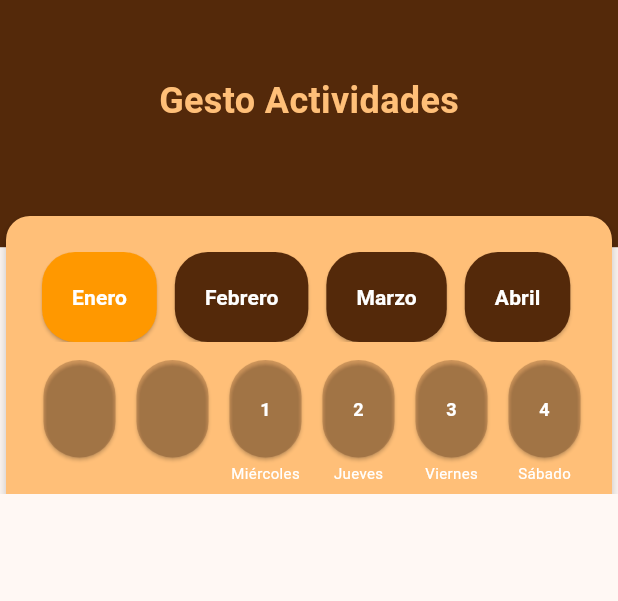
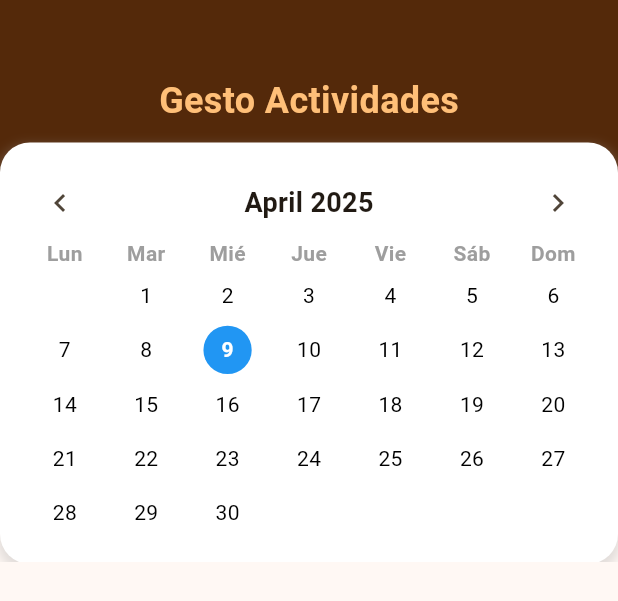
Before and after one commit to tobias-tj/TekkoApp, a Flutter app: the TopCustomCalendar widget shown alone on an empty page, opened directly, on a phone screen of 412 x 824 dp. Shown: the top 601 px of the screen. Run offline on Flutter 3.47's test engine with Material 3 defaults, Android fonts, the phone set to English and light mode, and no system bars; our stand-ins replace audioplayers, bloc, curved_navigation_bar, dio, equatable, flutter_bloc and 7 more; missing offline and left inert: flame, gal; accounts and stored records are empty.

Commit message:
Se mejora pantalla calendar parents

```diff
--- /dev/null
+++ b/lib/components/admin/custom_calendar.dart
@@ -0,0 +1,150 @@
+import 'package:flutter/material.dart';
+import 'package:intl/intl.dart';
+
+class CustomCalendar extends StatefulWidget {
+  final Function(DateTime) onDateSelected;
+
+  const CustomCalendar({super.key, required this.onDateSelected});
+
+  @override
+  _CustomCalendarState createState() => _CustomCalendarState();
+}
+
+class _CustomCalendarState extends State<CustomCalendar> {
+  DateTime _currentDate = DateTime.now();
+  DateTime _selectedDate = DateTime.now();
+
+  @override
+  Widget build(BuildContext context) {
+    final size = MediaQuery.of(context).size;
+
+    return Container(
+      padding: const EdgeInsets.all(16),
+      decoration: BoxDecoration(
+        color: Colors.white,
+        borderRadius: BorderRadius.circular(20),
+        boxShadow: [
+          BoxShadow(
+            color: Colors.grey.withOpacity(0.3),
+            spreadRadius: 2,
+            blurRadius: 5,
+            offset: const Offset(0, 3),
+          ),
+        ],
+      ),
+      child: Column(
+        children: [
+          // Encabezado con mes y año
+          _buildHeader(),
+          // Días de la semana
+          _buildWeekDays(),
+          // Días del mes
+          _buildDaysGrid(),
+        ],
+      ),
+    );
+  }
+
+  Widget _buildHeader() {
+    return Row(
+      mainAxisAlignment: MainAxisAlignment.spaceBetween,
+      children: [
+        IconButton(
+          icon: const Icon(Icons.chevron_left),
+          onPressed: () {
+            setState(() {
+              _currentDate =
+                  DateTime(_currentDate.year, _currentDate.month - 1);
+            });
+          },
+        ),
+        Text(
+          DateFormat('MMMM yyyy').format(_currentDate),
+          style: const TextStyle(fontSize: 18, fontWeight: FontWeight.bold),
+        ),
+        IconButton(
+          icon: const Icon(Icons.chevron_right),
+          onPressed: () {
+            setState(() {
+              _currentDate =
+                  DateTime(_currentDate.year, _currentDate.month + 1);
+            });
+          },
+        ),
+      ],
+    );
+  }
+
+  Widget _buildWeekDays() {
+    final weekDays = ['Lun', 'Mar', 'Mié', 'Jue', 'Vie', 'Sáb', 'Dom'];
+    return Row(
+      children: weekDays.map((day) {
+        return Expanded(
+          child: Center(
+            child: Text(
+              day,
+              style: const TextStyle(
+                fontWeight: FontWeight.bold,
+                color: Colors.grey,
+              ),
+            ),
+          ),
+        );
+      }).toList(),
+    );
+  }
+
+  Widget _buildDaysGrid() {
+    final firstDayOfMonth = DateTime(_currentDate.year, _currentDate.month, 1);
+    final daysInMonth =
+        DateTime(_currentDate.year, _currentDate.month + 1, 0).day;
+    final startingWeekday = firstDayOfMonth.weekday;
+
+    return GridView.builder(
+      shrinkWrap: true,
+      physics: const NeverScrollableScrollPhysics(),
+      gridDelegate: const SliverGridDelegateWithFixedCrossAxisCount(
+        crossAxisCount: 7,
+        childAspectRatio: 1.5,
+      ),
+      itemCount: daysInMonth + startingWeekday - 1,
+      itemBuilder: (context, index) {
+        if (index < startingWeekday - 1) {
+          return const SizedBox.shrink();
+        }
+
+        final day = index - startingWeekday + 2;
+        final currentDay = DateTime(_currentDate.year, _currentDate.month, day);
+        final isSelected = _selectedDate.year == currentDay.year &&
+            _selectedDate.month == currentDay.month &&
+            _selectedDate.day == currentDay.day;
+
+        return GestureDetector(
+          onTap: () {
+            setState(() {
+              _selectedDate = currentDay;
+            });
+            print('Fecha seleccionada: ${currentDay.toString()}');
+            widget.onDateSelected(currentDay);
+          },
+          child: Container(
+            margin: const EdgeInsets.all(2),
+            decoration: BoxDecoration(
+              color: isSelected ? Colors.blue : Colors.transparent,
+              shape: BoxShape.circle,
+            ),
+            child: Center(
+              child: Text(
+                day.toString(),
+                style: TextStyle(
+                  color: isSelected ? Colors.white : Colors.black,
+                  fontWeight: isSelected ? FontWeight.bold : FontWeight.normal,
+                ),
+              ),
+            ),
+          ),
+        );
+      },
+    );
+  }
+}
--- a/lib/components/admin/top_custom_calendar.dart
+++ b/lib/components/admin/top_custom_calendar.dart
@@ -1,5 +1,5 @@
 import 'package:flutter/material.dart';
-import 'package:tekko/components/admin/admin_calendar.dart';
+import 'package:tekko/components/admin/custom_calendar.dart';
 import 'package:tekko/styles/app_colors.dart';
 
 class TopCustomCalendar extends StatefulWidget {
@@ -14,7 +14,7 @@ class _TopCustomCalendarState extends State<TopCustomCalendar> {
   Widget build(BuildContext context) {
     final size = MediaQuery.of(context).size;
     return SizedBox(
-      height: size.height * 0.4,
+      height: size.height * 0.4 + 45,
       child: Stack(
         children: [
           Positioned(
@@ -47,7 +47,17 @@ class _TopCustomCalendarState extends State<TopCustomCalendar> {
                   )
                 ],
               )),
-          const Positioned(top: 140, left: 0, right: 0, child: AdminCalendar())
+          Positioned(
+            top: 95,
+            left: 0,
+            right: 0,
+            child: CustomCalendar(
+              onDateSelected: (date) {
+                print('Fecha seleccionada desde padre: $date');
+                // Aquí puedes hacer lo que necesites con la fecha
+              },
+            ),
+          )
         ],
       ),
     );
--- a/pubspec.yaml
+++ b/pubspec.yaml
@@ -9,6 +9,7 @@ environment:
 dependencies:
   another_flutter_splash_screen: ^1.2.1
   audioplayers: ^5.2.1
+  awesome_calendart: ^1.2.1
   bloc: ^9.0.0
   card_game: ^1.1.1
   curved_navigation_bar: ^1.0.6
@@ -23,6 +24,7 @@ dependencies:
   gal: ^2.3.1
   go_router: ^14.6.3
   hugeicons: ^0.0.7
+  intl: ^0.20.2
   lottie: ^3.3.0
   meta: ^1.15.0
   path_provider: ^2.1.5
```
Also changed, not shown: lib/screens/parent/admin_home_screen.dart (+69 -13 lines), pubspec.lock.
